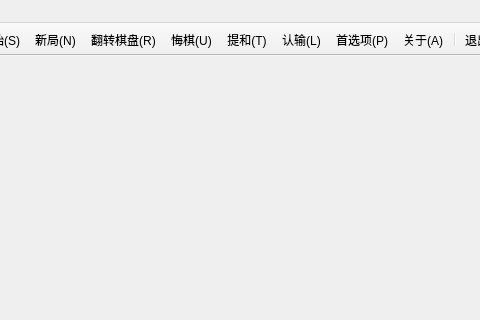
Before: the Qt Designer form mainwindow.ui in zxymd5/QtChess, drawn with Qt 5; both pictures show x 152 to 632 and y 0 to 320 of the 1024 by 768 pixel window.
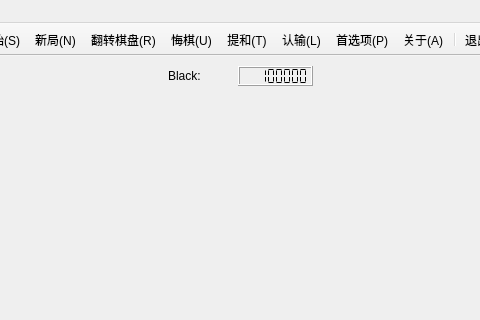
After: the same form once the commit is applied. Icons and pictures are not drawn.

```diff
--- a/mainwindow.ui
+++ b/mainwindow.ui
@@ -29,7 +29,52 @@
    <iconset resource="qtchess.qrc">
     <normaloff>:/images/chess.png</normaloff>:/images/chess.png</iconset>
   </property>
-  <widget class="QWidget" name="centralWidget"/>
+  <widget class="QWidget" name="centralWidget">
+   <widget class="QLCDNumber" name="timeLeft">
+    <property name="geometry">
+     <rect>
+      <x>390</x>
+      <y>10</y>
+      <width>75</width>
+      <height>20</height>
+     </rect>
+    </property>
+    <property name="minimumSize">
+     <size>
+      <width>75</width>
+      <height>20</height>
+     </size>
+    </property>
+    <property name="maximumSize">
+     <size>
+      <width>75</width>
+      <height>20</height>
+     </size>
+    </property>
+    <property name="digitCount">
+     <number>8</number>
+    </property>
+    <property name="segmentStyle">
+     <enum>QLCDNumber::Flat</enum>
+    </property>
+    <property name="value" stdset="0">
+     <double>12345678.000000000000000</double>
+    </property>
+   </widget>
+   <widget class="QLabel" name="lblTurn">
+    <property name="geometry">
+     <rect>
+      <x>320</x>
+      <y>10</y>
+      <width>61</width>
+      <height>20</height>
+     </rect>
+    </property>
+    <property name="text">
+     <string>Black:</string>
+    </property>
+   </widget>
+  </widget>
   <widget class="QMenuBar" name="menuBar">
    <property name="geometry">
     <rect>
```
